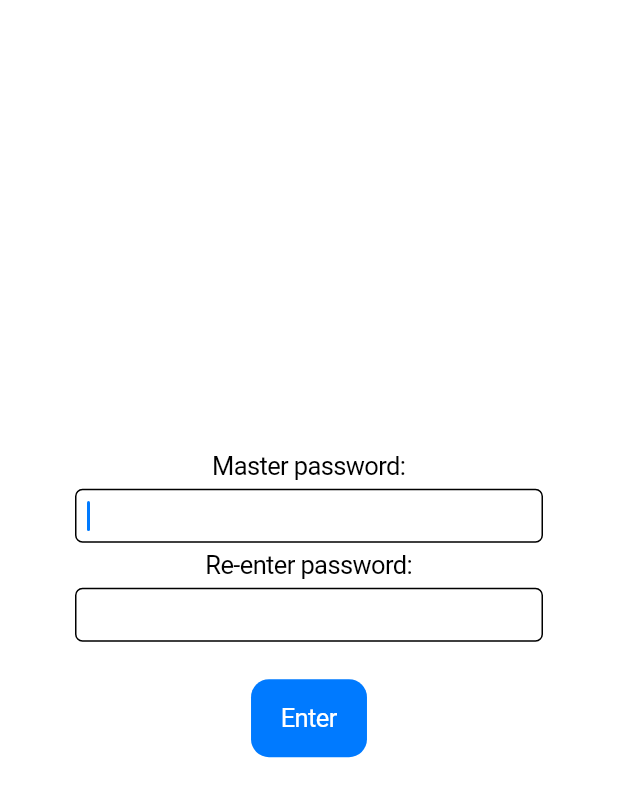
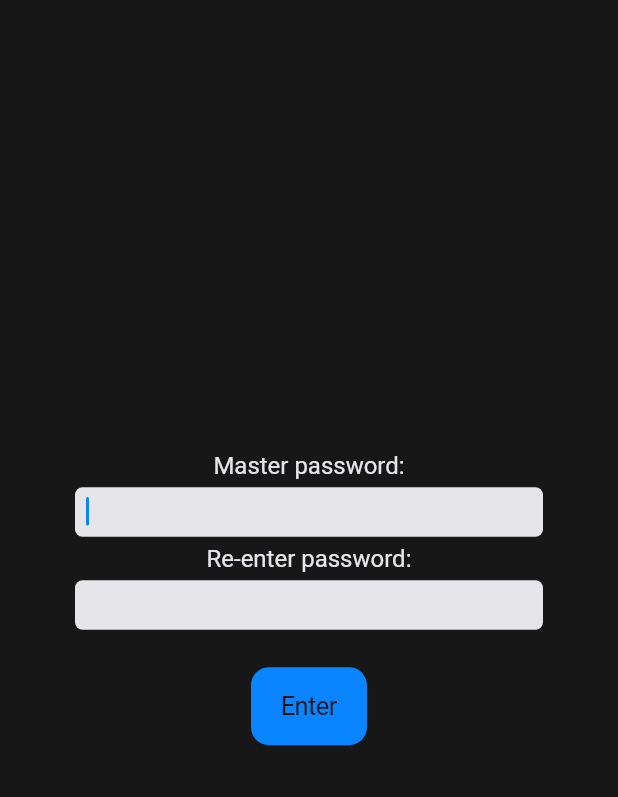
Before and after one commit to mitchell/selfpass, a Flutter app: the screen it shows after launch, on a phone screen of 412 x 824 dp. Shown: the top 797 px of the screen. Run offline on Flutter 3.47's test engine with Material 2 defaults, Android fonts, the light colour scheme and no system bars; our stand-ins replace fixnum, shared_preferences; missing offline and left inert: crypt, encrypt, grpc, otp, password_hash, protobuf.

Commit message:
Change client style to a dark brightness

```diff
--- a/client/lib/main.dart
+++ b/client/lib/main.dart
@@ -23,6 +23,18 @@ class Selfpass extends StatelessWidget {
       builder: (BuildContext context) => EncryptedSharedPreferences(),
       child: CupertinoApp(
         title: 'Selfpass',
+        theme: CupertinoThemeData(
+            textTheme: CupertinoTextThemeData(
+              brightness: Brightness.dark,
+              textStyle: TextStyle(
+                fontSize: 16,
+                color: CupertinoColors.lightBackgroundGray,
+              ),
+            ),
+            scaffoldBackgroundColor: CupertinoColors.darkBackgroundGray,
+            brightness: Brightness.dark,
+            primaryColor: CupertinoColors.activeBlue,
+            primaryContrastingColor: CupertinoColors.darkBackgroundGray),
         onGenerateRoute: (RouteSettings settings) {
           String title;
           WidgetBuilder builder;
--- a/client/lib/widgets/tappable_text_list.dart
+++ b/client/lib/widgets/tappable_text_list.dart
@@ -19,10 +19,12 @@ class TappableTextList extends StatelessWidget {
       widgets.add(GestureDetector(
         onTap: handleOnTap,
         child: Container(
-          padding: const EdgeInsets.symmetric(vertical: 15.0),
+          padding: const EdgeInsets.symmetric(vertical: 12.5),
           decoration: const BoxDecoration(
             border: Border(
-              bottom: BorderSide(color: CupertinoColors.lightBackgroundGray),
+              bottom: BorderSide(
+                color: Color(0xFF1e1d1e),
+              ),
             ),
           ),
           child: Text(text, textAlign: TextAlign.center),
--- a/client/lib/widgets/text_field.dart
+++ b/client/lib/widgets/text_field.dart
@@ -34,8 +34,9 @@ class TextField extends StatelessWidget {
     return Container(
       padding: const EdgeInsets.symmetric(vertical: 5.0),
       child: CupertinoTextField(
+        style: TextStyle(color: CupertinoColors.darkBackgroundGray),
         decoration: BoxDecoration(
-          border: Border.all(color: CupertinoColors.black),
+          color: CupertinoColors.lightBackgroundGray,
           borderRadius: const BorderRadius.all(Radius.circular(5.0)),
         ),
         clearButtonMode: clearButtonMode,
```
Also changed, not shown: 1 other file.
